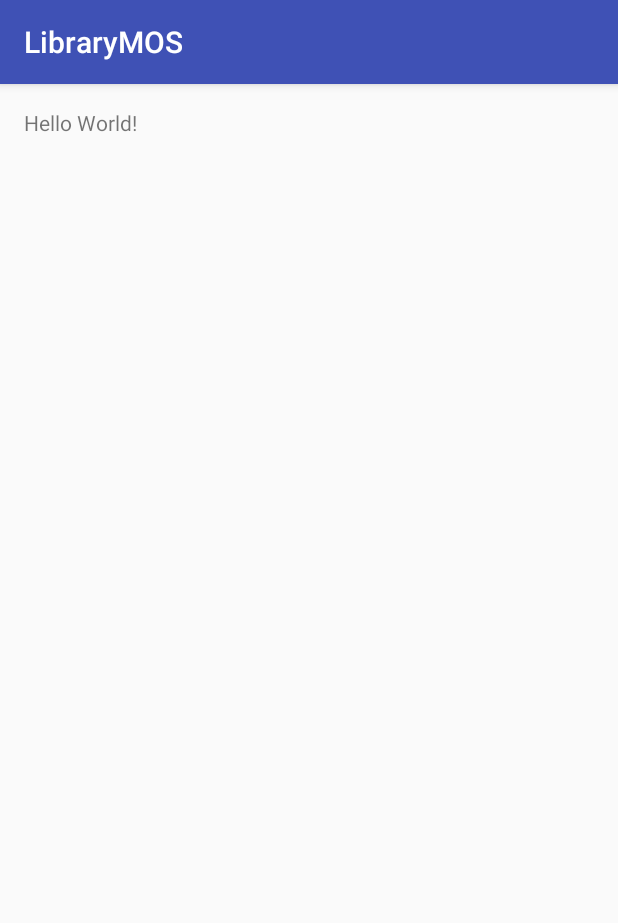
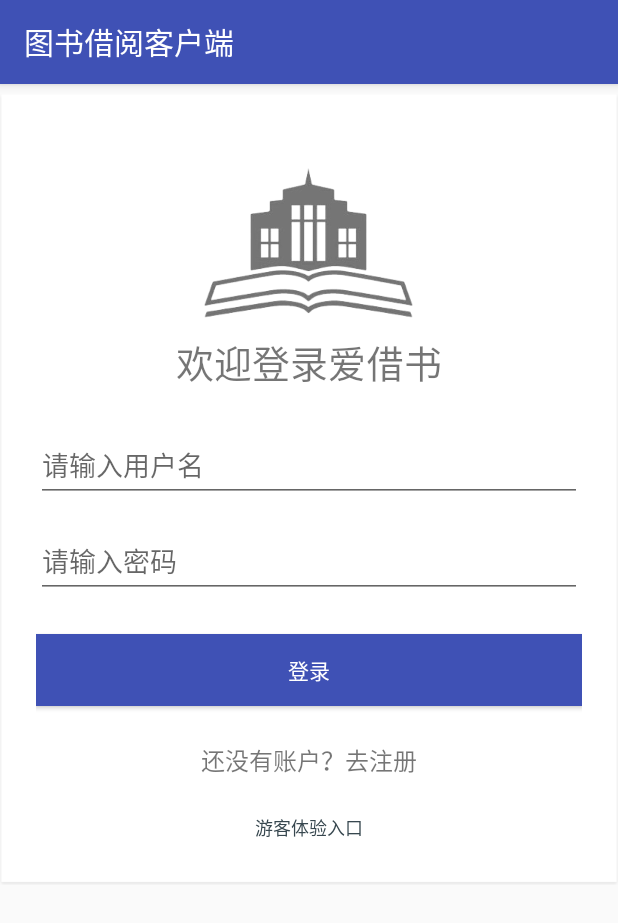
Before and after one commit to BestLifeW/LibraryMOS, an Android app: the screen it shows after launch (MainActivity before the commit, LoginActivity after it), on a phone screen of 412 x 824 dp. Shown: the top 923 px of the screen. Run offline under Robolectric (Android 15) with nearby library versions, the phone set to English and light mode, and no system bars.

Commit message:
增加了一些工具类，还有欢迎界面 登录界面 注册界面

```diff
--- a/app/build.gradle
+++ b/app/build.gradle
@@ -23,4 +23,5 @@ dependencies {
     compile fileTree(dir: 'libs', include: ['*.jar'])
     testCompile 'junit:junit:4.12'
     compile 'com.android.support:appcompat-v7:22.2.1'
+    compile 'com.android.support:design:22.2.0'
 }
--- a/app/src/main/java/com/rjxy/librarymos/MainActivity.java
+++ b/app/src/main/java/com/rjxy/librarymos/ui/activity/HomeActivity.java
@@ -1,14 +1,15 @@
-package com.rjxy.librarymos;
+package com.rjxy.librarymos.ui.activity;
 
 import android.support.v7.app.AppCompatActivity;
 import android.os.Bundle;
 
-public class MainActivity extends AppCompatActivity {
+import com.rjxy.librarymos.R;
+
+public class HomeActivity extends AppCompatActivity {
 
     @Override
     protected void onCreate(Bundle savedInstanceState) {
         super.onCreate(savedInstanceState);
-        setContentView(R.layout.activity_main);
-        //zw
+        setContentView(R.layout.activity_home);
     }
 }
--- /dev/null
+++ b/app/src/main/java/com/rjxy/librarymos/ui/activity/LoginActivity.java
@@ -0,0 +1,77 @@
+package com.rjxy.librarymos.ui.activity;
+
+import android.content.Intent;
+import android.support.v7.app.AppCompatActivity;
+import android.os.Bundle;
+import android.view.View;
+import android.widget.Button;
+import android.widget.EditText;
+import android.widget.TextView;
+
+import com.rjxy.librarymos.R;
+
+public class LoginActivity extends AppCompatActivity {
+
+    private TextView tv_register;
+    private Button btn_signup;
+    private EditText et_usernumber;
+    private EditText et_userpassword;
+    private TextView tv_taste;
+
+    @Override
+    protected void onCreate(Bundle savedInstanceState) {
+        super.onCreate(savedInstanceState);
+        setContentView(R.layout.activity_login);
+        initView();
+    }
+
+
+
+
+    /*
+    * 初始化布局控件
+    * */
+    private void initView() {
+        tv_register = (TextView) findViewById(R.id.tv_register);
+        btn_signup = (Button) findViewById(R.id.btn_signup);
+        et_usernumber = (EditText) findViewById(R.id.et_usernumber);
+        et_userpassword = (EditText) findViewById(R.id.et_userpassword);
+        tv_taste = (TextView) findViewById(R.id.tv_taste);
+
+
+        //游客体验入口
+        tv_taste.setOnClickListener(new View.OnClickListener() {
+            @Override
+            public void onClick(View v) {
+                enterHome();
+            }
+        });
+
+        //注册入口
+        tv_register.setOnClickListener(new View.OnClickListener() {
+            @Override
+            public void onClick(View v) {
+                enterRegister();
+            }
+        });
+
+    }
+
+
+
+    //进入主页
+    private void enterHome() {
+        Intent intent = new Intent(getApplicationContext(), HomeActivity.class);
+        startActivity(intent);
+        finish();
+        overridePendingTransition(android.R.anim.fade_in, android.R.anim.fade_out);
+    }
+
+    //进入注册页面
+    private void enterRegister(){
+        Intent intent = new Intent(getApplicationContext(),RegisterActivity.class);
+        startActivity(intent);
+        overridePendingTransition(android.R.anim.fade_in, android.R.anim.fade_out);
+
+    }
+}
--- /dev/null
+++ b/app/src/main/java/com/rjxy/librarymos/ui/activity/SplashActivity.java
@@ -0,0 +1,66 @@
+package com.rjxy.librarymos.ui.activity;
+
+import android.content.Intent;
+import android.support.v7.app.AppCompatActivity;
+import android.os.Bundle;
+import android.util.Log;
+
+import com.rjxy.librarymos.R;
+import com.rjxy.librarymos.utils.PrefUtils;
+
+import java.util.Timer;
+import java.util.TimerTask;
+
+public class SplashActivity extends AppCompatActivity {
+
+    private boolean isLogin;
+    private static final String TAG = "SplashActivity";
+
+    @Override
+    protected void onCreate(Bundle savedInstanceState) {
+        super.onCreate(savedInstanceState);
+        isLogin = PrefUtils.getBoolen(getApplicationContext(), "isLogin", false);
+        setContentView(R.layout.activity_splash);
+        enterOtherActivity();
+    }
+
+    /*
+    * 进入主页的逻辑
+    * */
+    private void enterOtherActivity() {
+
+        Timer timer = new Timer();
+
+        TimerTask task = new TimerTask() {
+            public void run() {
+                //还未判断是否已经登录过,到时候加一个游客登录
+                if (isLogin) {
+                    //已经登录 进入主页
+                    enterHome();
+                } else {
+                    //还未注册登录 进入注册登录界面
+                    Log.i(TAG, "run: 将要进入注册登录界面");
+                    enterLogin();
+                }
+            }
+        };
+        timer.schedule(task, 2500);
+    }
+
+
+    //进入主页
+    private void enterHome() {
+        Intent intent = new Intent(getApplicationContext(), HomeActivity.class);
+        startActivity(intent);
+        overridePendingTransition(android.R.anim.fade_in, android.R.anim.fade_out);
+        finish();
+    }
+
+    //进入登录注册界面
+    private void enterLogin() {
+        Intent intent = new Intent(getApplicationContext(), LoginActivity.class);
+        startActivity(intent);
+        overridePendingTransition(android.R.anim.fade_in, android.R.anim.fade_out);
+        finish();
+    }
+}
--- /dev/null
+++ b/app/src/main/res/anim/in_from_right.xml
@@ -0,0 +1,6 @@
+<?xml version="1.0" encoding="utf-8"?>
+<set xmlns:android="http://schemas.android.com/apk/res/android">
+    android:interpolator="@android:anim/accelerate_interpolator">
+    <translate android:fromXDelta="100%p" android:toXDelta="0%p"
+        android:duration="500" />
+</set>
--- /dev/null
+++ b/app/src/main/res/anim/out_to_left.xml
@@ -0,0 +1,6 @@
+<?xml version="1.0" encoding="utf-8"?>
+<set xmlns:android="http://schemas.android.com/apk/res/android">
+    android:interpolator="@android:anim/accelerate_interpolator">
+    <translate android:fromXDelta="0%p" android:toXDelta="-100%p"
+        android:duration="500" />
+</set>
--- a/app/src/main/res/layout/activity_main.xml
+++ b/app/src/main/res/layout/activity_home.xml
@@ -1,16 +1,13 @@
 <?xml version="1.0" encoding="utf-8"?>
 <RelativeLayout xmlns:android="http://schemas.android.com/apk/res/android"
     xmlns:tools="http://schemas.android.com/tools"
+    android:id="@+id/activity_home"
     android:layout_width="match_parent"
     android:layout_height="match_parent"
     android:paddingBottom="@dimen/activity_vertical_margin"
     android:paddingLeft="@dimen/activity_horizontal_margin"
     android:paddingRight="@dimen/activity_horizontal_margin"
     android:paddingTop="@dimen/activity_vertical_margin"
-    tools:context="com.rjxy.librarymos.MainActivity">
+    tools:context="com.rjxy.librarymos.ui.activity.HomeActivity">
 
-    <TextView
-        android:layout_width="wrap_content"
-        android:layout_height="wrap_content"
-        android:text="Hello World!" />
 </RelativeLayout>
--- /dev/null
+++ b/app/src/main/res/layout/activity_login.xml
@@ -0,0 +1,100 @@
+<?xml version="1.0" encoding="utf-8"?>
+<android.support.v4.widget.NestedScrollView xmlns:android="http://schemas.android.com/apk/res/android"
+    xmlns:tools="http://schemas.android.com/tools"
+    xmlns:app="http://schemas.android.com/apk/res-auto"
+    android:id="@+id/activity_login"
+    android:layout_width="match_parent"
+    android:layout_height="match_parent"
+    tools:context="com.rjxy.librarymos.ui.activity.LoginActivity">
+
+    <LinearLayout
+        android:layout_width="match_parent"
+        android:layout_height="match_parent"
+        android:orientation="vertical"
+        android:paddingLeft="24dp"
+        android:background="@drawable/list_item_bg_normal"
+        android:paddingRight="24dp"
+        android:paddingTop="56dp">
+
+        <ImageView
+            android:layout_width="wrap_content"
+            android:layout_height="100sp"
+            android:textSize="25sp"
+            android:layout_gravity="center_horizontal"
+            android:src="@drawable/li"
+            android:layout_marginBottom="10dp"/>
+        <TextView
+            android:layout_gravity="center_horizontal"
+            android:layout_width="wrap_content"
+            android:layout_height="wrap_content"
+            android:textSize="25sp"
+            android:layout_marginBottom="10dp"
+            android:text="欢迎登录爱借书"
+            />
+
+        <android.support.design.widget.TextInputLayout
+            android:layout_width="match_parent"
+            android:layout_height="wrap_content"
+            android:layout_marginTop="8dp"
+            android:focusable="true"
+            android:focusableInTouchMode="true"
+            >
+
+            <EditText
+                android:id="@+id/et_usernumber"
+                android:layout_width="match_parent"
+                android:layout_height="wrap_content"
+                android:layout_below="@+id/textView"
+                android:hint="请输入用户名"
+                android:inputType="textCapWords" />
+        </android.support.design.widget.TextInputLayout>
+
+        <android.support.design.widget.TextInputLayout
+            android:layout_width="match_parent"
+            android:layout_height="wrap_content"
+
+            android:layout_marginTop="8dp">
+
+            <EditText
+                android:id="@+id/et_userpassword"
+                android:layout_width="match_parent"
+                android:layout_height="wrap_content"
+                android:hint="请输入密码"
+                android:inputType="textPassword" />
+        </android.support.design.widget.TextInputLayout>
+
+
+
+        <android.support.v7.widget.AppCompatButton
+            android:id="@+id/btn_signup"
+            android:layout_width="fill_parent"
+            android:layout_height="wrap_content"
+            android:layout_marginBottom="24dp"
+            android:layout_marginTop="24dp"
+            android:padding="12dp"
+            android:textColor="#fff"
+            android:background="@color/colorPrimary"
+            android:text="登录" />
+
+        <TextView
+            android:id="@+id/tv_register"
+            android:layout_width="fill_parent"
+            android:layout_height="wrap_content"
+            android:layout_marginBottom="24dp"
+            android:gravity="center"
+            android:text="还没有账户？去注册"
+            android:textSize="16dip" />
+        <TextView
+            android:id="@+id/tv_taste"
+            android:layout_width="fill_parent"
+            android:layout_height="wrap_content"
+            android:layout_marginBottom="24dp"
+            android:gravity="center"
+            android:textColor="@color/material_blue_grey_800"
+            android:text="游客体验入口"
+            android:textSize="12sp" />
+
+
+    </LinearLayout>
+
+</android.support.v4.widget.NestedScrollView>
--- a/app/src/main/res/values/strings.xml
+++ b/app/src/main/res/values/strings.xml
@@ -1,3 +1,3 @@
 <resources>
-    <string name="app_name">LibraryMOS</string>
+    <string name="app_name">图书借阅客户端</string>
 </resources>
--- a/app/src/main/res/values/styles.xml
+++ b/app/src/main/res/values/styles.xml
@@ -6,6 +6,19 @@
         <item name="colorPrimary">@color/colorPrimary</item>
         <item name="colorPrimaryDark">@color/colorPrimaryDark</item>
         <item name="colorAccent">@color/colorAccent</item>
+
+    </style>
+
+    <style name="NoTitleFullscreen" parent="Theme.AppCompat.Light.NoActionBar">
+        <item name="android:windowNoTitle">true</item>
+        <item name="windowActionBar">false</item>
+        <item name="android:windowFullscreen">true</item>
+        <item name="android:windowContentOverlay">@null</item>
+    </style>
+    <style name="NoTitleBar" parent="Theme.AppCompat.Light.NoActionBar">
+        <item name="android:windowNoTitle">true</item>
+        <item name="windowActionBar">false</item>
+        <item name="android:windowContentOverlay">@null</item>
     </style>
 
 </resources>
```
Also changed, not shown: app/src/main/AndroidManifest.xml (+7 -2 lines), app/src/main/java/com/rjxy/librarymos/ui/activity/RegisterActivity.java (added, +43 -0 lines), app/src/main/java/com/rjxy/librarymos/utils/PrefUtils.java (added, +40 -0 lines), app/src/main/res/layout/activity_register.xml (added, +103 -0 lines), app/src/main/res/layout/activity_splash.xml (added, +14 -0 lines), app/src/main/res/drawable/icon.PNG (added), app/src/main/res/drawable/li.PNG (added), app/src/main/res/drawable/list_item_bg_normal.9.png (added), app/src/main/res/drawable/splash_bg.PNG (added).
